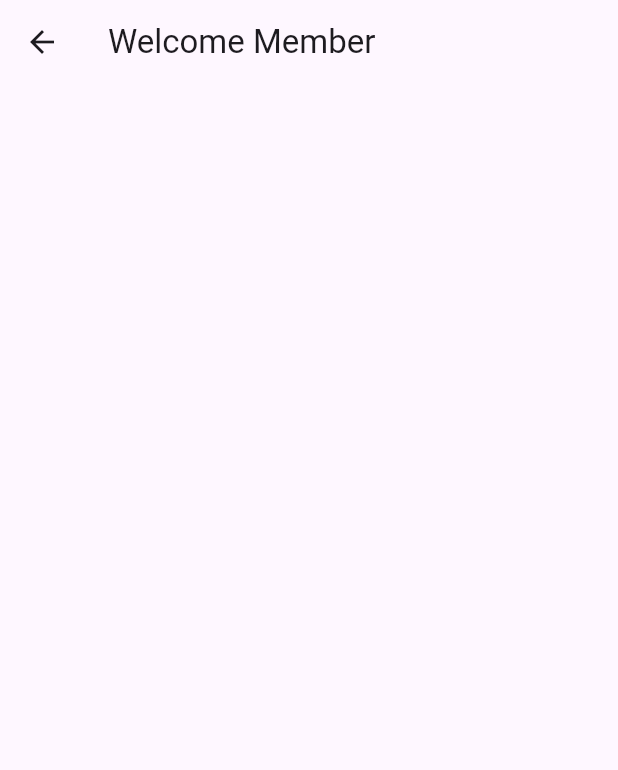
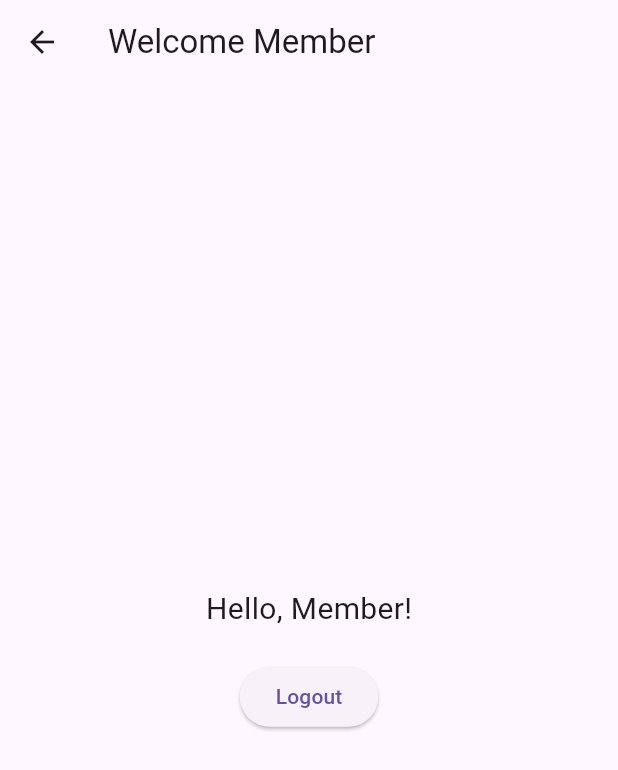
Before and after one commit to RianiDestianti/Flutter-LoginMySQL, a Flutter app: the MemberPage screen opened directly, on a phone screen of 412 x 824 dp. Shown: the top 770 px of the screen. Run offline on Flutter 3.47's test engine with Material 3 defaults, Android fonts, the phone set to English and light mode, and no system bars.

Commit message:
feat : member

```diff
--- a/lib/MemberPage.dart
+++ b/lib/MemberPage.dart
@@ -1,11 +1,38 @@
 import 'package:flutter/material.dart';
+import 'package:akses/main.dart'; // Import halaman login
 
 class MemberPage extends StatelessWidget {
+  final String? username; // Tambahkan username agar konsisten dengan AdminPage
+
+  MemberPage({Key? key, this.username}) : super(key: key);
+
   @override
   Widget build(BuildContext context) {
     return Scaffold(
-      appBar: AppBar(
-        title: Text("Welcome Member"),
+      appBar: AppBar(title: Text("Welcome Member")),
+      body: Center(
+        child: Column(
+          mainAxisAlignment: MainAxisAlignment.center,
+          children: [
+            Text(
+              "Hello, ${username ?? 'Member'}!",
+              style: TextStyle(fontSize: 20.0),
+            ),
+            SizedBox(height: 20),
+            ElevatedButton(
+              onPressed: () {
+                // Arahkan kembali ke halaman login saat logout
+                Navigator.pushAndRemoveUntil(
+                  context,
+                  MaterialPageRoute(builder: (context) => MyHomePage()),
+                  (Route<dynamic> route) =>
+                      false, // Hapus semua halaman sebelumnya
+                );
+              },
+              child: Text("Logout"),
+            ),
+          ],
+        ),
       ),
     );
   }
--- a/lib/main.dart
+++ b/lib/main.dart
@@ -53,7 +53,9 @@
       } else if (datauser[0]['level'] == 'member') {
         Navigator.push(
           context,
-          MaterialPageRoute(builder: (context) => MemberPage()),
+          MaterialPageRoute(
+            builder: (context) => MemberPage(username: username),
+          ),
         );
       }
     }
```
